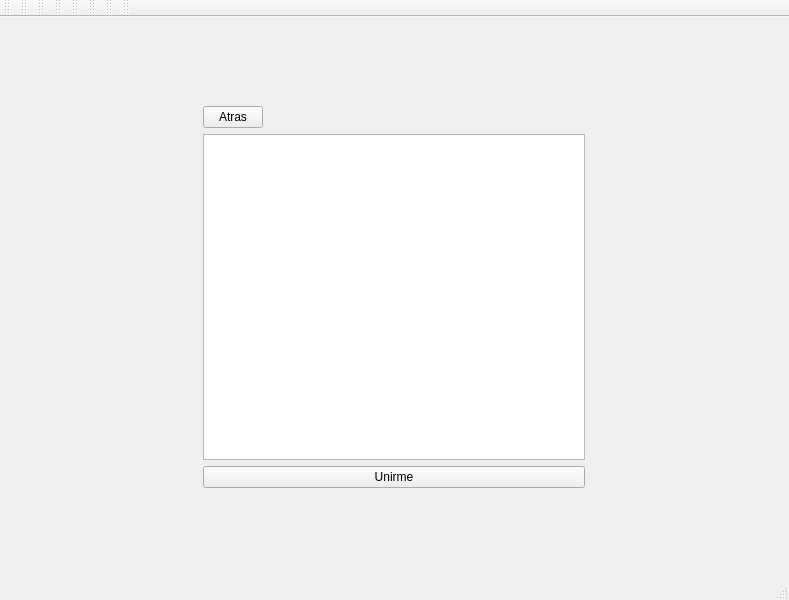
Above: src/client/lobby/lobby.ui from fernandezfacu/Remake-Counter-Strike-2D before the change. Below: the same form after it.
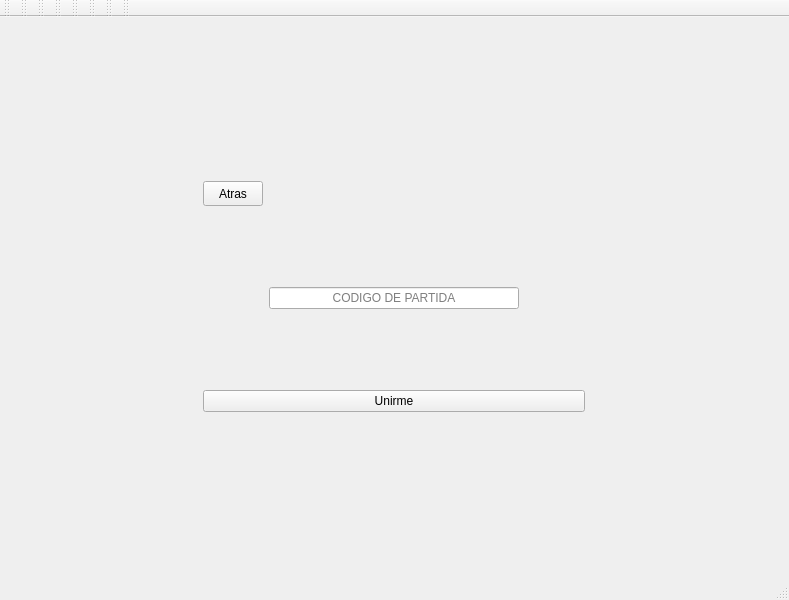
That is the form after the change. The open tabs and pages were chosen to show the change. Icons and pictures are not drawn.

Commit message: primera integracion con el protocolo

```diff
--- a/src/client/lobby/lobby.ui
+++ b/src/client/lobby/lobby.ui
@@ -250,32 +250,30 @@
          </widget>
         </item>
         <item>
-         <widget class="QListWidget" name="GamesList">
-          <property name="enabled">
-           <bool>true</bool>
-          </property>
-          <property name="mouseTracking">
-           <bool>false</bool>
-          </property>
-          <property name="sizeAdjustPolicy">
-           <enum>QAbstractScrollArea::AdjustToContents</enum>
-          </property>
-          <property name="isWrapping" stdset="0">
-           <bool>false</bool>
-          </property>
-          <property name="resizeMode">
-           <enum>QListView::Fixed</enum>
-          </property>
-          <property name="gridSize">
+         <layout class="QHBoxLayout" name="horizontalLayout_4">
+          <item>
+           <widget class="QLineEdit" name="game_code">
+            <property name="sizePolicy">
+             <sizepolicy hsizetype="Expanding" vsizetype="Maximum">
+              <horstretch>0</horstretch>
+              <verstretch>0</verstretch>
+             </sizepolicy>
+            </property>
+            <property name="maximumSize">
            <size>
-            <width>100</width>
-            <height>30</height>
-           </size>
-          </property>
-          <property name="sortingEnabled">
-           <bool>false</bool>
-          </property>
-         </widget>
+              <width>250</width>
+              <height>16777215</height>
+             </size>
+            </property>
+            <property name="alignment">
+             <set>Qt::AlignCenter</set>
+            </property>
+            <property name="placeholderText">
+             <string>CODIGO DE PARTIDA</string>
+            </property>
+           </widget>
+          </item>
+         </layout>
         </item>
         <item>
          <widget class="QPushButton" name="JoinGameButton">
```
Left out of the diff: 64 changed lines with no effect on the pictures. Lines whose indentation alone changed are shown as unchanged. The commit also changes 2 other files.
